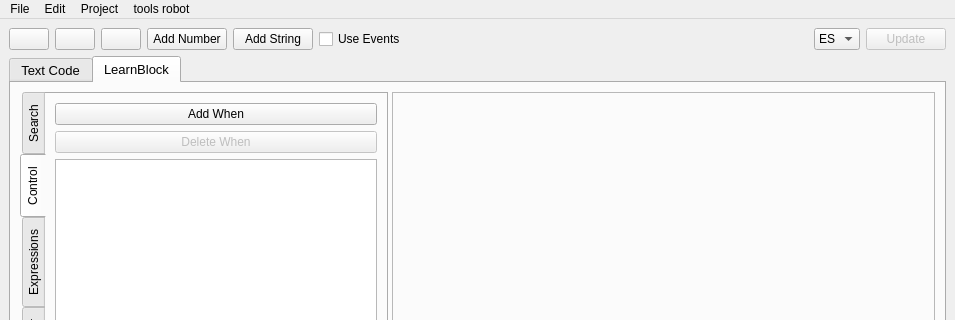
Before: the Qt Designer form learnbot_dsl/guis/Learnblock.ui in robocomp/LearnBlock, drawn with Qt 5; both pictures show x 0 to 955 and y 0 to 320 of the 955 by 790 pixel window.
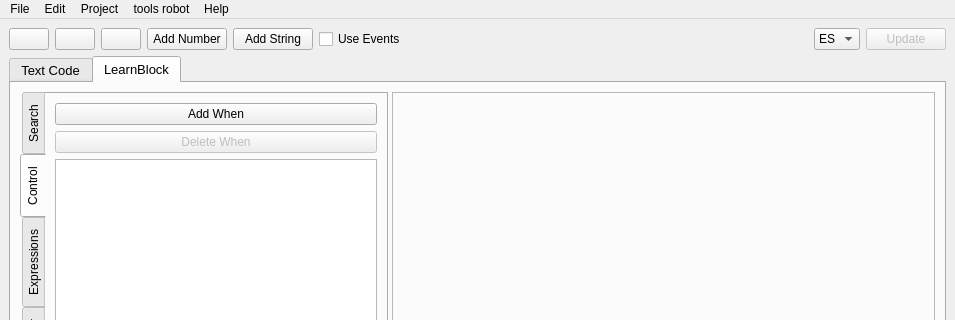
After: the same form once the commit is applied.

Commit message: Append new functions propioceptive update translators Append help Fixed some problems

```diff
--- a/learnbot_dsl/guis/Learnblock.ui
+++ b/learnbot_dsl/guis/Learnblock.ui
@@ -724,10 +724,17 @@
     <addaction name="actionStart_physical_robot"/>
     <addaction name="actionStop"/>
    </widget>
+   <widget class="QMenu" name="menuHelp">
+    <property name="title">
+     <string>Help</string>
+    </property>
+    <addaction name="actionHelp"/>
+   </widget>
    <addaction name="menuFile"/>
    <addaction name="menuEdit"/>
    <addaction name="menuProject"/>
    <addaction name="menuTools_robot"/>
+   <addaction name="menuHelp"/>
   </widget>
   <widget class="QStatusBar" name="statusbar"/>
   <action name="actionExit">
```
Left out of the diff: 8 changed lines with no effect on the pictures. The commit also changes 47 other files.
